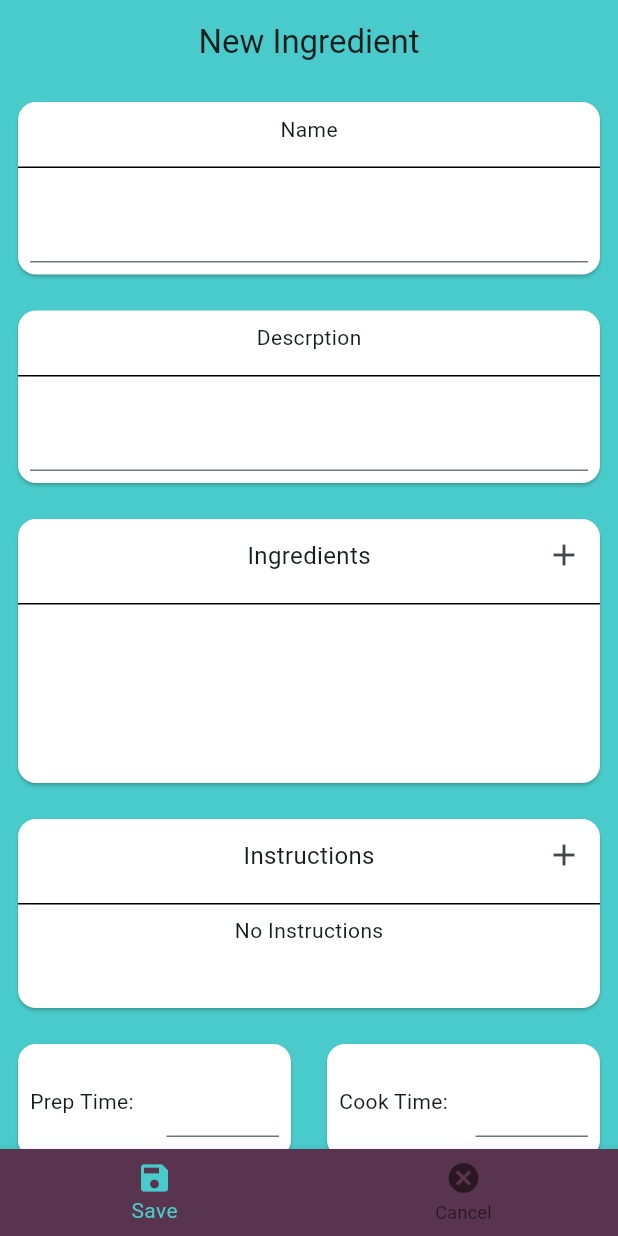
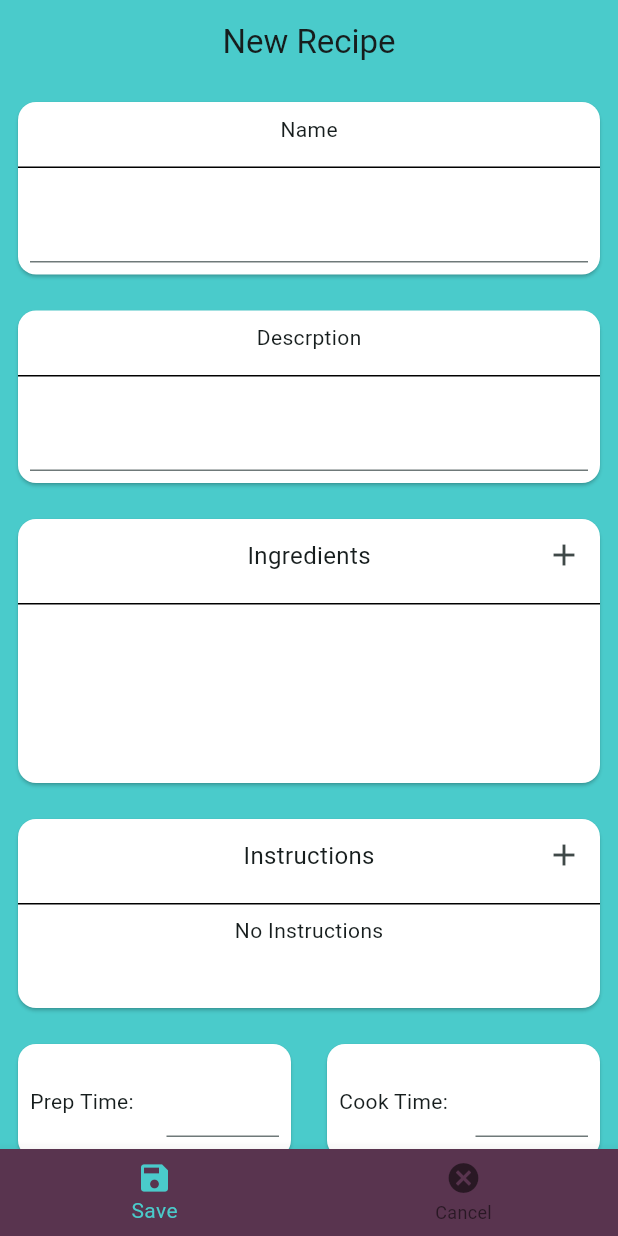
Before and after one commit to KyleD0711/shopping_list_application, a Flutter app: the AddRecipePage screen opened directly, on a phone screen of 412 x 824 dp. Run offline on Flutter 3.47's test engine with Material 3 defaults, Android fonts, the phone set to English and light mode, and no system bars; our stand-ins replace carousel_slider, cloud_firestore, firebase_auth, firebase_core, flutter_login; missing offline and left inert: modals; accounts and stored records are empty.

Commit message:
Small changes

```diff
--- a/lib/pages/maintenance/recipe/add_recipe.dart
+++ b/lib/pages/maintenance/recipe/add_recipe.dart
@@ -52,7 +52,7 @@ class _AddRecipePageState extends State<AddRecipePage> {
     return Scaffold(
         appBar: AppBar(
           centerTitle: true,
-          title: const Text("New Ingredient"),
+          title: const Text("New Recipe"),
           automaticallyImplyLeading: false,
         ),
         bottomNavigationBar: BottomNavigationBar(
--- a/lib/pages/maintenance/weeks/week_home_page.dart
+++ b/lib/pages/maintenance/weeks/week_home_page.dart
@@ -15,10 +15,6 @@ class _WeekHomePageState extends State<WeekHomePage> {
 
   @override
   Widget build(BuildContext context) {
-    return StreamBuilder<List<Week>>(
-        stream: _stream,
-        builder: ((context, snapshot) {
-          final weeks = snapshot.data ?? [];
           return Scaffold(
             appBar: AppBar(
               centerTitle: true,
@@ -42,13 +38,13 @@ class _WeekHomePageState extends State<WeekHomePage> {
               },
             ),
           );
-        }));
   }
 
   Widget displayWeeks() {
     return StreamBuilder<List<Week>>(
         stream: _stream,
         builder: ((context, snapshot) {
+          print("Snapshot data: ${snapshot.data}");
           final weeks = snapshot.data ?? [];
           return Expanded(
               child: snapshot.hasData
```
